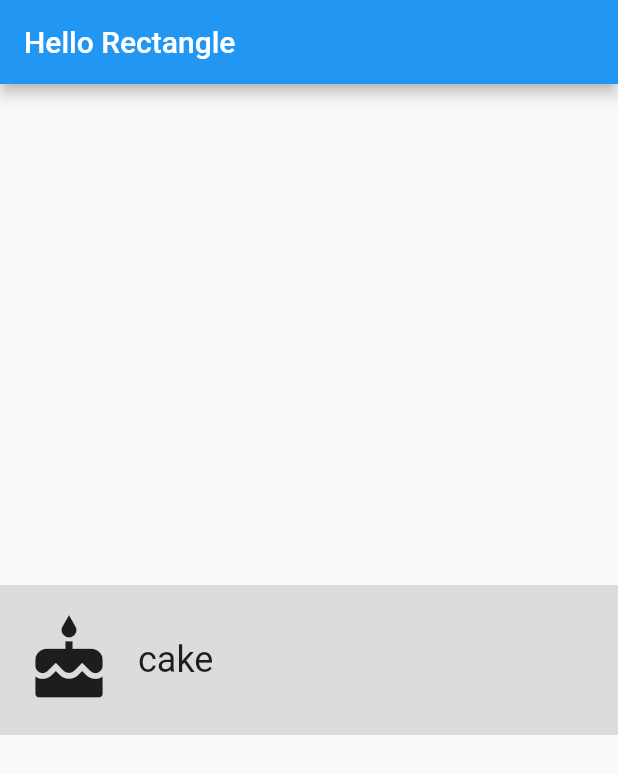
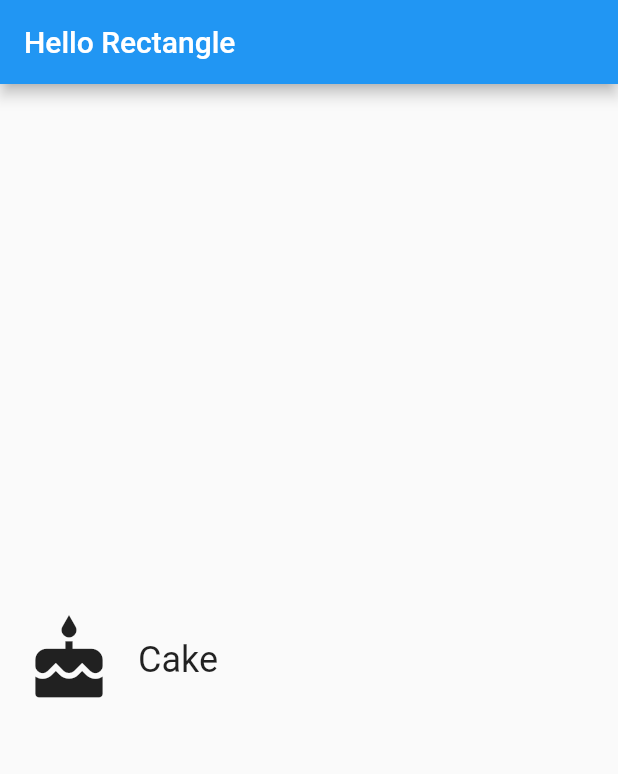
Before and after one commit to leisurehuang/FlutterDemo, a Flutter app: the screen it shows after launch, on a phone screen of 412 x 824 dp. Shown: the top 774 px of the screen. Run offline on Flutter 3.47's test engine with Material 2 defaults, Android fonts, the phone set to English and light mode, and no system bars.

```diff
--- a/lib/category.dart
+++ b/lib/category.dart
@@ -1,29 +1,41 @@
 import 'package:flutter/material.dart';
 
-const _categoryIcon = Icons.cake;
+class Category extends StatelessWidget {
+  final String name;
+  final ColorSwatch color;
+  final IconData iconLocation;
 
-class Category extends StatelessWidget {
-  const Category();
+  const Category({
+    Key key,
+    @required this.name,
+    @required this.color,
+    @required this.iconLocation,
+  })  : assert(name != null),
+        assert(color != null),
+        assert(iconLocation != null),
+        super(key: key);
 
   @override
   Widget build(BuildContext context) {
     return Container(
         height: 100.0,
-        color: Colors.black12,
+        color: Colors.transparent,
         child: InkWell(
+          highlightColor: color,
+          splashColor: color,
           child: Row(
             crossAxisAlignment: CrossAxisAlignment.stretch,
             children: <Widget>[
               Padding(
                 padding: EdgeInsets.all(16.0),
                 child: Icon(
-                  _categoryIcon,
+                  iconLocation,
                   size: 60.0,
                 ),
               ),
               Center(
                   child: Text(
-                "cake",
+                name,
                 textAlign: TextAlign.center,
                 style: Theme.of(context).textTheme.headline,
               ))
--- a/lib/main.dart
+++ b/lib/main.dart
@@ -1,11 +1,9 @@
 import 'package:flutter/material.dart';
 import 'package:hello_rectangle/category.dart';
-
 
 const _categoryName = 'Cake';
 const _categoryIcon = Icons.cake;
 const _categoryColor = Colors.green;
-
 
 void main() {
   runApp(
@@ -17,7 +15,11 @@ void main() {
           title: Text('Hello Rectangle'),
         ),
         body: Center(
-          child: Category(),
+          child: Category(
+            name: _categoryName,
+            color: _categoryColor,
+            iconLocation: _categoryIcon,
+          ),
         ),
       ),
     ),
```
